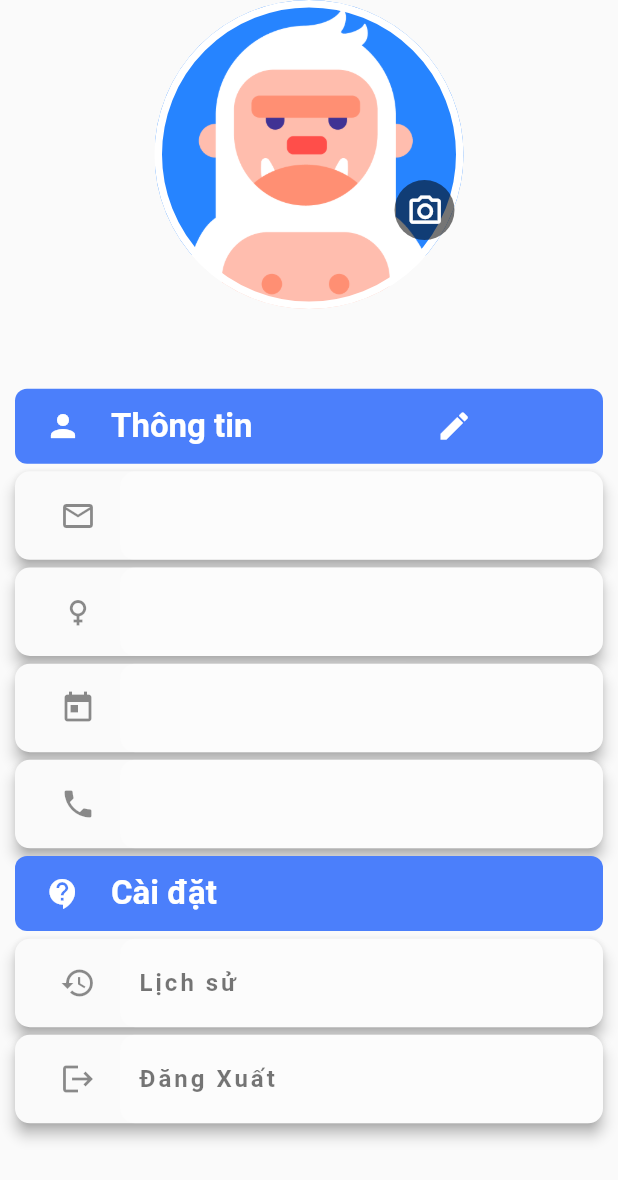
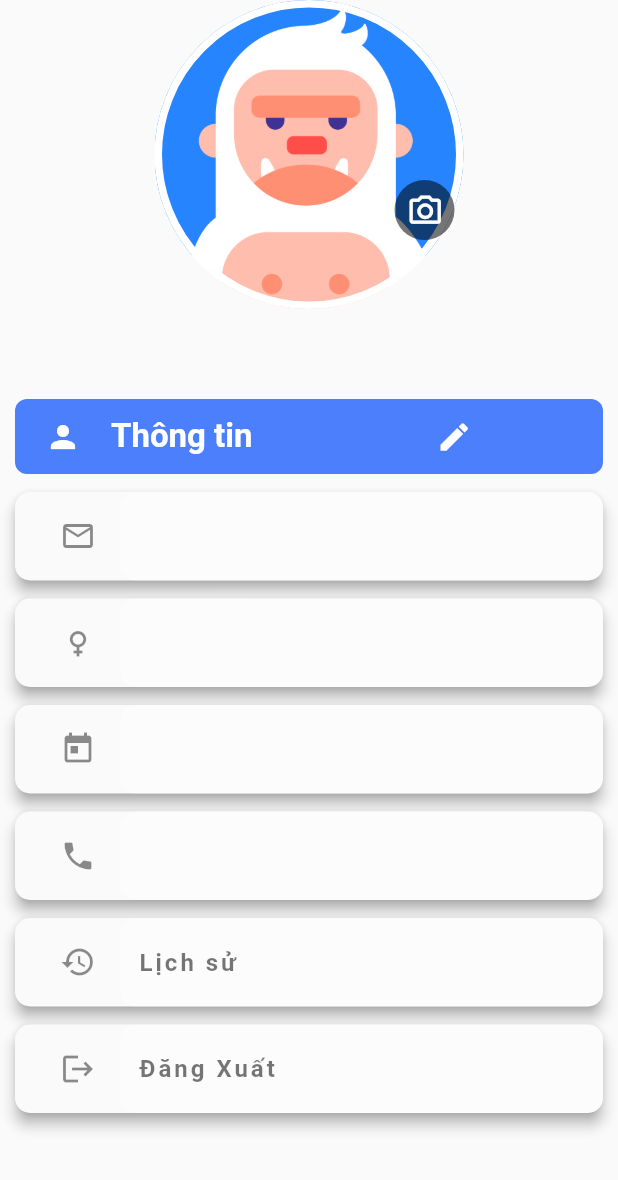
Before and after one commit to Tin542/IT_Support_PRM_SupporterApp, a Flutter app: the ProfileScreen screen opened directly, on a phone screen of 412 x 824 dp. Shown: the top 1180 px of the screen. Run offline on Flutter 3.47's test engine with Material 2 defaults, Android fonts, the phone set to English and light mode, and no system bars; our stand-ins replace firebase_auth, firebase_core, firebase_database, fluttertoast, get, image_picker and 1 more; missing offline and left inert: agora_rtc_engine, animated_textformfields; accounts and stored records are empty.

Commit message:
last fix

```diff
--- a/lib/screens/History_screen/waiting_list.dart
+++ b/lib/screens/History_screen/waiting_list.dart
@@ -61,7 +61,7 @@ class _listrequestState extends State<waitingscreen> {
             ? Container(
                 margin: EdgeInsets.symmetric(vertical: 10),
                 padding: EdgeInsets.all(10),
-                height: 210,
+                height: 230,
                 color: Colors.white,
                 child: Column(
                   mainAxisAlignment: MainAxisAlignment.center,
--- a/lib/screens/profile_screen/profile_screen.dart
+++ b/lib/screens/profile_screen/profile_screen.dart
@@ -183,35 +183,35 @@ class _ProfileScreenState extends State<ProfileScreen> {
                           hintText: displayPhone,
                           icon: Icons.phone,
                         ),
-                        Container(
-                          height: 50,
-                          decoration: BoxDecoration(
-                            color: kBlueColor,
-                            //Colors.grey.shade300,
-                            borderRadius: BorderRadius.circular(8),
-                          ),
-                          child: Row(
-                            mainAxisAlignment: MainAxisAlignment.start,
-                            children: [
-                              Padding(
-                                padding:
-                                    const EdgeInsets.fromLTRB(20, 0, 20, 0),
-                                child: Icon(
-                                  Icons.contact_support,
-                                  color: kWhiteColor,
-                                ),
-                              ),
-                              Text(
-                                "Cài đặt",
-                                style: TextStyle(
-                                  fontWeight: FontWeight.bold,
-                                  fontSize: 22,
-                                  color: kWhiteColor,
-                                ),
-                              ),
-                            ],
-                          ),
-                        ),
+                        // Container(
+                        //   height: 50,
+                        //   decoration: BoxDecoration(
+                        //     color: kBlueColor,
+                        //     //Colors.grey.shade300,
+                        //     borderRadius: BorderRadius.circular(8),
+                        //   ),
+                        //   child: Row(
+                        //     mainAxisAlignment: MainAxisAlignment.start,
+                        //     children: [
+                        //       Padding(
+                        //         padding:
+                        //             const EdgeInsets.fromLTRB(20, 0, 20, 0),
+                        //         child: Icon(
+                        //           Icons.contact_support,
+                        //           color: kWhiteColor,
+                        //         ),
+                        //       ),
+                        //       Text(
+                        //         "Cài đặt",
+                        //         style: TextStyle(
+                        //           fontWeight: FontWeight.bold,
+                        //           fontSize: 22,
+                        //           color: kWhiteColor,
+                        //         ),
+                        //       ),
+                        //     ],
+                        //   ),
+                        // ),
                         textfield(
                             hintText: 'Lịch sử',
                             icon: Icons.history,
--- a/lib/screens/request_screen/it_request_list_screen.dart
+++ b/lib/screens/request_screen/it_request_list_screen.dart
@@ -50,7 +50,7 @@ class _listrequestState extends State<listrequest> {
       child: Container(
         margin: EdgeInsets.symmetric(vertical: 10),
         padding: EdgeInsets.all(10),
-        height: 169,
+        height: 200,
         color: Colors.white,
         child: Column(
           mainAxisAlignment: MainAxisAlignment.center,
--- a/lib/waiting_payment/waiting_payment_screen.dart
+++ b/lib/waiting_payment/waiting_payment_screen.dart
@@ -32,7 +32,7 @@ class _listrequestState extends State<waitingpayment> {
             ? Container(
                 margin: EdgeInsets.symmetric(vertical: 10),
                 padding: EdgeInsets.all(10),
-                height: 169,
+                height: 200,
                 color: Colors.white,
                 child: Column(
                   mainAxisAlignment: MainAxisAlignment.center,
```
